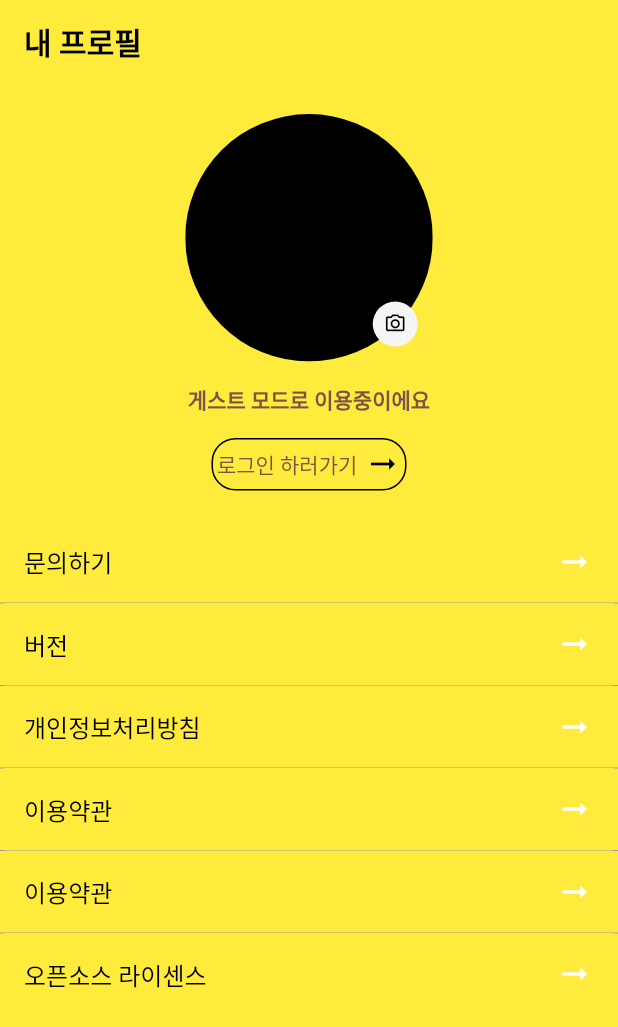
After one commit to sac7160/reword-frontend, a Flutter app: the SettingScreen screen opened directly, on a phone screen of 412 x 824 dp. The commit adds this screen. Shown: the top 1027 px of the screen. Run offline on Flutter 3.47's test engine with Material 2 defaults, Android fonts, the phone set to English and light mode, and no system bars; our stand-ins replace font_awesome_flutter; missing offline and left inert: kakao_flutter_sdk_user.

Commit message:
feat: 내 프로필 화면 추가

```diff
--- a/lib/screens/my-word/myWordStudy.dart
+++ b/lib/screens/my-word/myWordStudy.dart
@@ -18,7 +18,10 @@ class _MyWordStudyScreenState extends State<MyWordStudyScreen> {
           automaticallyImplyLeading: false,
           leading: Center(
             child: GestureDetector(
-              child: Icon(Icons.arrow_back),
+              child: Icon(
+                Icons.arrow_back,
+                color: Colors.black,
+              ),
               onTap: _showDialog,
             ),
           ),
--- /dev/null
+++ b/lib/screens/setting/components/settingBody.dart
@@ -0,0 +1,34 @@
+import 'package:bearvoca/screens/setting/components/settingHeader.dart';
+import 'package:bearvoca/screens/setting/components/textMenu.dart';
+import 'package:bearvoca/screens/setting/components/textMenuCard.dart';
+import 'package:flutter/material.dart';
+
+class SettingBody extends StatelessWidget {
+  @override
+  Widget build(BuildContext context) {
+    return Column(
+      children: [
+        SettingHeader(),
+        SizedBox(
+          height: 330,
+          child: ListView.separated(
+            physics: ClampingScrollPhysics(),
+            itemBuilder: (context, index) => SizedBox(
+              height: 55,
+              child: TextMenuCard(
+                title: textMenuList[index].text,
+                icon: textMenuList[index].icon,
+                press: textMenuList[index].press,
+              ),
+            ),
+            separatorBuilder: (context, index) => Divider(
+              color: Colors.grey,
+              height: 0,
+            ),
+            itemCount: textMenuList.length,
+          ),
+        ),
+      ],
+    );
+  }
+}
--- /dev/null
+++ b/lib/screens/setting/components/settingHeader.dart
@@ -0,0 +1,96 @@
+import 'package:flutter/material.dart';
+
+class SettingHeader extends StatelessWidget {
+  @override
+  Widget build(BuildContext context) {
+    return Card(
+      color: Colors.yellow,
+      elevation: 0,
+      margin: EdgeInsets.zero,
+      shape: RoundedRectangleBorder(borderRadius: BorderRadius.circular(0)),
+      child: Padding(
+        padding: const EdgeInsets.symmetric(vertical: 20, horizontal: 16),
+        child: Column(
+          crossAxisAlignment: CrossAxisAlignment.center,
+          children: [
+            _Profile(),
+            SizedBox(height: 15),
+            _info(),
+            SizedBox(height: 15),
+            _info2()
+          ],
+        ),
+      ),
+    );
+  }
+}
+
+Widget _Profile() {
+  return Stack(
+    children: [
+      SizedBox(
+        width: 165,
+        height: 165,
+        child: ClipRRect(
+          borderRadius: BorderRadius.circular(100),
+          child: Container(
+            color: Colors.black,
+          ),
+        ),
+      ),
+      Positioned(
+        bottom: 10,
+        right: 10,
+        child: Container(
+          width: 30,
+          height: 30,
+          decoration: BoxDecoration(
+              borderRadius: BorderRadius.circular(15), color: Colors.grey[100]),
+          child: Icon(
+            Icons.camera_alt_outlined,
+            size: 15,
+            color: Colors.black,
+          ),
+        ),
+      )
+    ],
+  );
+}
+
+Widget _info() {
+  return Container(
+    child: Text(
+      "게스트 모드로 이용중이에요",
+      style: TextStyle(fontWeight: FontWeight.bold),
+    ),
+  );
+}
+
+Widget _info2() {
+  return Container(
+    width: 130,
+    child: InkWell(
+      onTap: () {},
+      child: Container(
+        decoration: BoxDecoration(
+          border: Border.all(
+            color: Colors.black,
+            width: 1.0,
+          ),
+          borderRadius: BorderRadius.circular(16.0),
+        ),
+        height: 35,
+        child: Row(
+          mainAxisAlignment: MainAxisAlignment.spaceAround,
+          children: [
+            Text('로그인 하러가기'),
+            Icon(
+              Icons.arrow_right_alt_outlined,
+              color: Colors.black,
+            )
+          ],
+        ),
+      ),
+    ),
+  );
+}
--- /dev/null
+++ b/lib/screens/setting/components/textMenu.dart
@@ -0,0 +1,43 @@
+import 'package:flutter/material.dart';
+
+class TextMenu {
+  String? text;
+  IconData? icon;
+  String? path;
+  final GestureTapCallback? press;
+
+  TextMenu({this.text, this.icon, this.path, this.press});
+}
+
+List<TextMenu> textMenuList = [
+  TextMenu(
+      text: "문의하기",
+      icon: Icons.arrow_right_alt_outlined,
+      path: "/",
+      press: () {}),
+  TextMenu(
+      text: "버전",
+      icon: Icons.arrow_right_alt_outlined,
+      path: "/",
+      press: () {}),
+  TextMenu(
+      text: "개인정보처리방침",
+      icon: Icons.arrow_right_alt_outlined,
+      path: "/",
+      press: () {}),
+  TextMenu(
+      text: "이용약관",
+      icon: Icons.arrow_right_alt_outlined,
+      path: "/",
+      press: () {}),
+  TextMenu(
+      text: "이용약관",
+      icon: Icons.arrow_right_alt_outlined,
+      path: "/",
+      press: () {}),
+  TextMenu(
+      text: "오픈소스 라이센스",
+      icon: Icons.arrow_right_alt_outlined,
+      path: "/",
+      press: () {}),
+];
--- /dev/null
+++ b/lib/screens/setting/components/textMenuCard.dart
@@ -0,0 +1,48 @@
+import 'package:flutter/cupertino.dart';
+import 'package:flutter/material.dart';
+
+class TextMenuCard extends StatelessWidget {
+  final String? title;
+  final IconData? icon;
+  final GestureTapCallback? press;
+  final Color? textColor;
+  final Color? iconColor;
+
+  const TextMenuCard({
+    Key? key,
+    this.title,
+    this.icon,
+    this.press,
+    this.textColor = Colors.black,
+    this.iconColor = Colors.black,
+  }) : super(key: key);
+
+  @override
+  Widget build(BuildContext context) {
+    return InkWell(
+      onTap: press,
+      child: Card(
+        margin: EdgeInsets.zero,
+        color: Colors.yellow,
+        elevation: 0,
+        child: Padding(
+          padding: EdgeInsets.symmetric(horizontal: 16),
+          child: Row(
+            mainAxisAlignment: MainAxisAlignment.spaceAround,
+            children: [
+              Text(
+                title ?? "",
+                style: TextStyle(color: textColor, fontSize: 16),
+              ),
+              Spacer(),
+              SizedBox(
+                width: 26,
+                child: Icon(icon),
+              )
+            ],
+          ),
+        ),
+      ),
+    );
+  }
+}
--- a/lib/screens/setting/setting.dart
+++ b/lib/screens/setting/setting.dart
@@ -1,11 +1,17 @@
+import 'package:bearvoca/screens/setting/components/settingBody.dart';
 import 'package:flutter/material.dart';
+
+import 'components/settingHeader.dart';
 
 class SettingScreen extends StatelessWidget {
   @override
   Widget build(BuildContext context) {
-    return const Scaffold(
-      body: Center(
-        child: Text("Setting"),
+    return Scaffold(
+      appBar: AppBar(
+        title: const Text('내 프로필'),
+      ),
+      body: SingleChildScrollView(
+        child: SettingBody(),
       ),
     );
   }
--- a/lib/theme.dart
+++ b/lib/theme.dart
@@ -3,9 +3,18 @@ import 'package:flutter/material.dart';
 ThemeData theme() {
   return ThemeData.dark().copyWith(
     scaffoldBackgroundColor: Colors.yellow,
-    appBarTheme: AppBarTheme(color: Colors.brown),
+    appBarTheme: appbarTheme(),
     textTheme: TextTheme(
       bodyText2: TextStyle(color: Colors.brown),
     ),
   );
 }
+
+AppBarTheme appbarTheme() {
+  return AppBarTheme(
+      centerTitle: false,
+      color: Colors.yellow,
+      elevation: 0,
+      titleTextStyle: TextStyle(
+          color: Colors.black, fontWeight: FontWeight.bold, fontSize: 20));
+}
```
